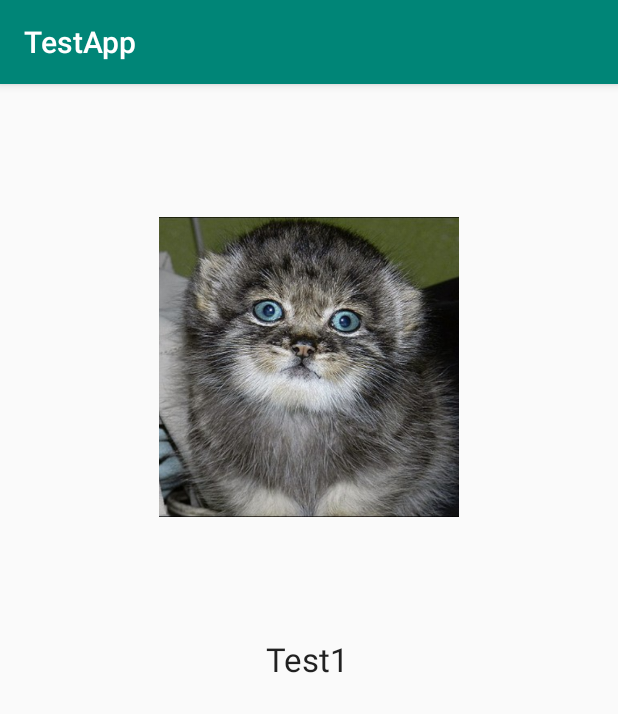
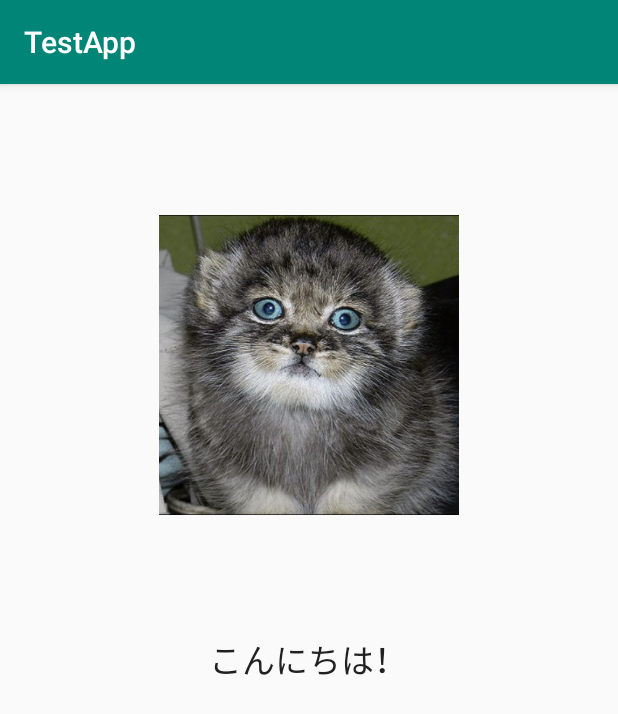
Before and after one commit to furuyatakumi/KttHACITIME, an Android app: the screen it shows after launch (MainActivity), on a phone screen of 412 x 824 dp. Shown: the top 714 px of the screen. Run offline under Robolectric (Android 15) with nearby library versions, the phone set to English and light mode, and no system bars.

Commit message:
マージテストNo.6 TextViewの文字を変更

```diff
--- a/app/src/main/res/values/strings.xml
+++ b/app/src/main/res/values/strings.xml
@@ -1,4 +1,4 @@
 <resources>
     <string name="app_name">TestApp</string>
-    <string name="hello">Test1</string>
+    <string name="hello">こんにちは！</string>
 </resources>
```
